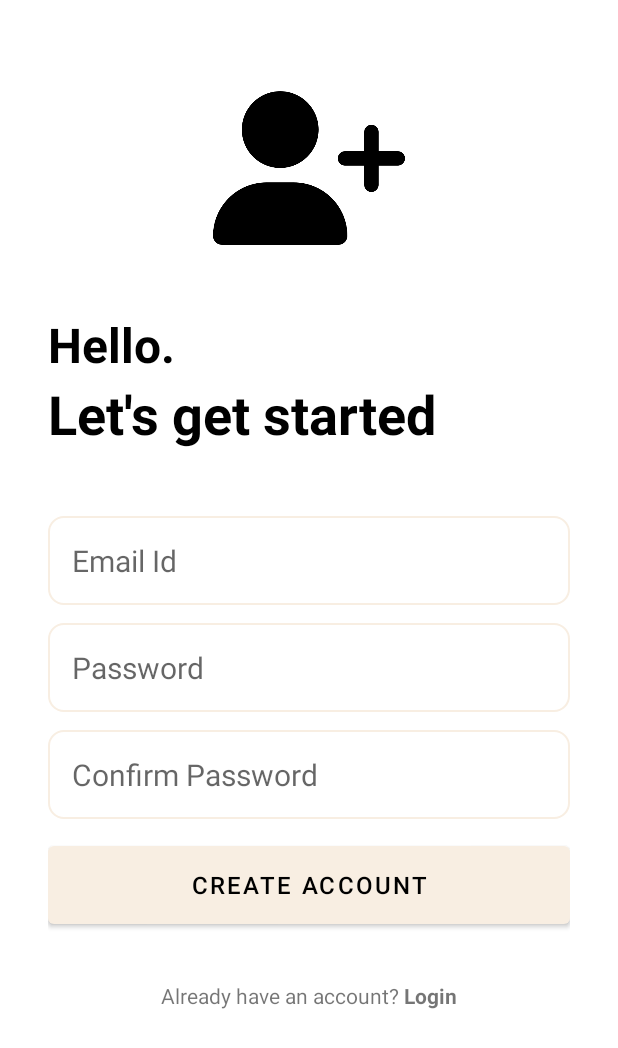
After one commit to saunakshrestha/AndroidStudioProjects, an Android app: the CreateAccountActivity screen opened directly, with no data from a screen before it, on a phone screen of 412 x 824 dp. The commit adds this screen. Shown: the top 1048 px of the screen. Run offline under Robolectric (Android 15) with nearby library versions, the phone set to English and light mode, and no system bars.

Commit message:
Create Account Activity UI created

```diff
--- a/NoteTakingApp/app/src/main/AndroidManifest.xml
+++ b/NoteTakingApp/app/src/main/AndroidManifest.xml
@@ -11,6 +11,9 @@
         android:supportsRtl="true"
         android:theme="@style/Theme.NoteTakingApp"
         tools:targetApi="31">
+        <activity
+            android:name=".CreateAccountActivity"
+            android:exported="false" />
         <activity
             android:name=".MainActivity"
             android:exported="false" />
--- /dev/null
+++ b/NoteTakingApp/app/src/main/java/com/saunak/notetakingapp/CreateAccountActivity.java
@@ -0,0 +1,16 @@
+package com.saunak.notetakingapp;
+
+import androidx.appcompat.app.AppCompatActivity;
+
+import android.os.Bundle;
+
+public class CreateAccountActivity extends AppCompatActivity {
+
+    @Override
+    protected void onCreate(Bundle savedInstanceState) {
+        super.onCreate(savedInstanceState);
+        setContentView(R.layout.activity_create_account);
+
+
+    }
+}
--- a/NoteTakingApp/app/src/main/java/com/saunak/notetakingapp/SplashActivity.java
+++ b/NoteTakingApp/app/src/main/java/com/saunak/notetakingapp/SplashActivity.java
@@ -20,7 +20,7 @@ public class SplashActivity extends AppCompatActivity {
             @Override
             public void run() {
                // After 1 sec , navigating to main activity
-                startActivity(new Intent(SplashActivity.this,MainActivity.class));
+                startActivity(new Intent(SplashActivity.this,CreateAccountActivity.class));
                 finish();
 
             }
--- /dev/null
+++ b/NoteTakingApp/app/src/main/res/drawable/rounded_corner.xml
@@ -0,0 +1,9 @@
+<?xml version="1.0" encoding="utf-8"?>
+<shape xmlns:android="http://schemas.android.com/apk/res/android"
+    android:shape="rectangle">
+    <corners android:radius="10dp"/>
+    <stroke
+        android:width="1dp"
+        android:color="@color/my_primary" />
+
+</shape>
--- /dev/null
+++ b/NoteTakingApp/app/src/main/res/layout/activity_create_account.xml
@@ -0,0 +1,128 @@
+<?xml version="1.0" encoding="utf-8"?>
+<RelativeLayout
+    xmlns:android="http://schemas.android.com/apk/res/android"
+    xmlns:app="http://schemas.android.com/apk/res-auto"
+    xmlns:tools="http://schemas.android.com/tools"
+    android:layout_width="match_parent"
+    android:layout_height="match_parent"
+    android:layout_marginHorizontal="32dp"
+    android:layout_marginVertical="16dp"
+    tools:context=".CreateAccountActivity">
+
+    <ImageView
+        android:layout_width="128dp"
+        android:layout_height="128dp"
+        android:layout_centerHorizontal="true"
+        android:layout_marginVertical="32dp"
+        android:id="@+id/sign_up_icon"
+        android:src="@drawable/sign_up"/>
+
+    <LinearLayout
+        android:layout_width="match_parent"
+        android:layout_height="wrap_content"
+        android:layout_below="@id/sign_up_icon"
+        android:id="@+id/hello_text"
+        android:orientation="vertical">
+
+        <TextView
+            android:layout_width="match_parent"
+            android:layout_height="wrap_content"
+            android:text="Hello."
+            android:textStyle="bold"
+            android:textSize="32sp"
+            android:textColor="@color/black"/>
+
+        <TextView
+            android:layout_width="match_parent"
+            android:layout_height="wrap_content"
+            android:text="Let's get started"
+            android:textStyle="bold"
+            android:textSize="36sp"
+            android:textColor="@color/black"/>
+
+    </LinearLayout>
+
+    <LinearLayout
+        android:layout_width="match_parent"
+        android:layout_height="wrap_content"
+        android:id="@+id/form_layout"
+        android:layout_below="@id/hello_text"
+        android:layout_marginVertical="32dp"
+        android:orientation="vertical">
+
+        <EditText
+            android:layout_width="match_parent"
+            android:layout_height="wrap_content"
+            android:id="@+id/email_edit_text"
+            android:inputType="textEmailAddress"
+            android:hint="Email Id"
+            android:textSize="20sp"
+            android:background="@drawable/rounded_corner"
+            android:padding="16dp"
+            android:layout_marginTop="12dp"
+            />
+        <EditText
+            android:layout_width="match_parent"
+            android:layout_height="wrap_content"
+            android:id="@+id/password_edit_text"
+            android:inputType="textPassword"
+            android:hint="Password"
+            android:textSize="20sp"
+            android:background="@drawable/rounded_corner"
+            android:padding="16dp"
+            android:layout_marginTop="12dp"
+            />
+
+        <EditText
+            android:layout_width="match_parent"
+            android:layout_height="wrap_content"
+            android:id="@+id/confirm_password_edit_text"
+            android:inputType="textPassword"
+            android:hint="Confirm Password"
+            android:textSize="20sp"
+            android:background="@drawable/rounded_corner"
+            android:padding="16dp"
+            android:layout_marginTop="12dp"
+            />
+
+        <com.google.android.material.button.MaterialButton
+            android:layout_width="match_parent"
+            android:id="@+id/create_account_btn"
+            android:layout_height="64dp"
+            android:text="Create Account"
+            android:textColor="@color/black"
+            android:layout_marginTop="12dp"
+            android:textSize="16sp"
+            />
+
+        <ProgressBar
+            android:layout_width="24dp"
+            android:layout_height="64dp"
+            android:id="@+id/progress_bar"
+            android:layout_gravity="center"
+            android:visibility="gone"
+            android:layout_marginTop="12dp"/>
+
+    </LinearLayout>
+
+    <LinearLayout
+        android:layout_width="match_parent"
+        android:layout_height="wrap_content"
+        android:layout_below="@id/form_layout"
+        android:orientation="horizontal"
+        android:gravity="center">
+
+        <TextView
+            android:layout_width="wrap_content"
+            android:layout_height="wrap_content"
+            android:text="Already have an account? "/>
+        <TextView
+            android:layout_width="wrap_content"
+            android:layout_height="wrap_content"
+            android:textStyle="bold"
+            android:id="@+id/login_text_view_btn"
+            android:text="Login"/>
+
+    </LinearLayout>
+
+</RelativeLayout>
```
Also changed, not shown: NoteTakingApp/app/src/main/res/drawable-v24/login.png (added), NoteTakingApp/app/src/main/res/drawable-v24/sign_up.png (added).
